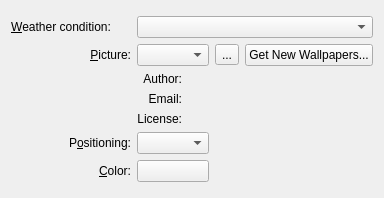
fluxer/kde-extraapps, file kdeplasma-addons/wallpapers/weather/weatherAdvanced.ui: the form before one commit.
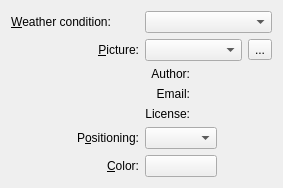
The form after the commit. Custom widgets are drawn as their Qt base class.

Commit message: kdeplasma-addons: remove GHNS leftovers

```diff
--- a/kdeplasma-addons/wallpapers/weather/weatherAdvanced.ui
+++ b/kdeplasma-addons/wallpapers/weather/weatherAdvanced.ui
@@ -6,8 +6,8 @@
    <rect>
     <x>0</x>
     <y>0</y>
-    <width>384</width>
-    <height>198</height>
+    <width>283</width>
+    <height>187</height>
    </rect>
   </property>
   <layout class="QVBoxLayout" name="verticalLayout">
@@ -74,16 +74,6 @@
            </property>
           </widget>
          </item>
-         <item>
-          <widget class="QPushButton" name="m_newStuff">
-           <property name="toolTip">
-            <string>Download new wallpapers</string>
-           </property>
-           <property name="text">
-            <string>Get New Wallpapers...</string>
-           </property>
-          </widget>
-         </item>
         </layout>
        </item>
       </layout>
```
The commit also changes 1 other file.
